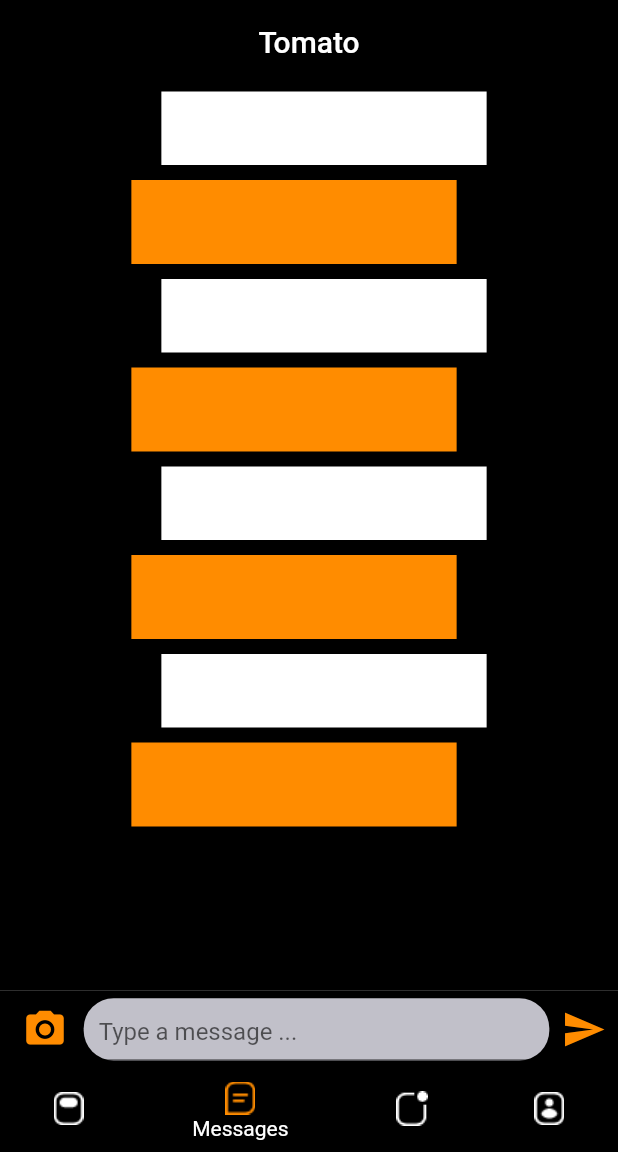
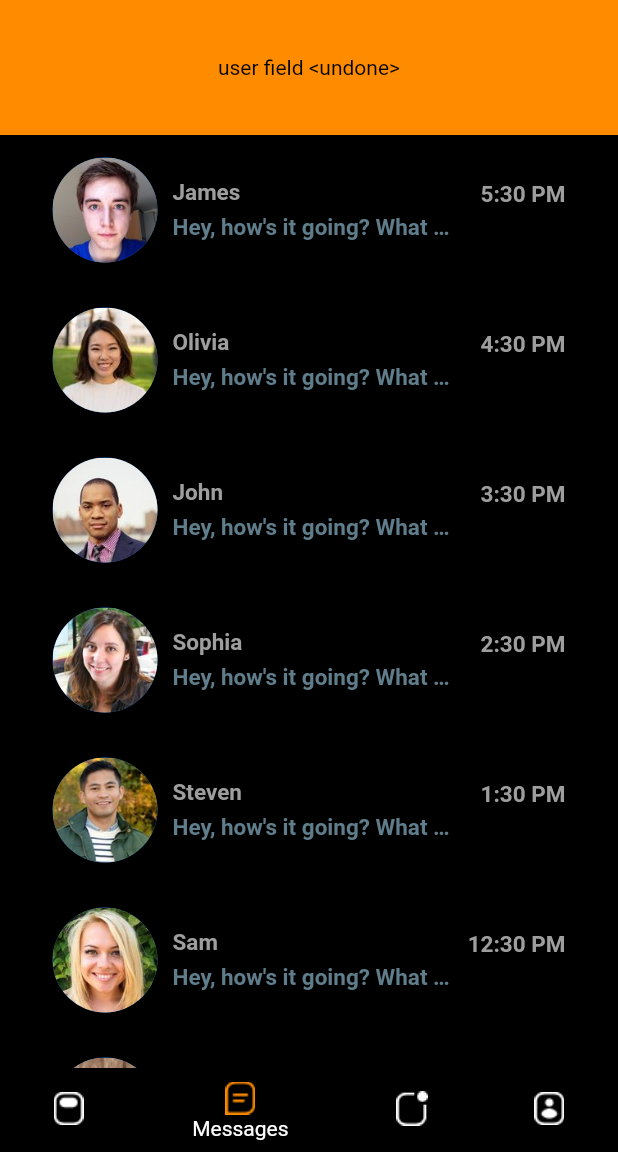
Before and after one commit to tinhpt38/tinder_clone_flutter2, a Flutter app: the screen it shows after launch, item 2 of the bottom bar chosen, on a phone screen of 412 x 824 dp, the part 84-1236 px from its top. Run offline on Flutter 3.47's test engine with Material 2 defaults, Android fonts, the phone set to English and light mode, and no system bars; our stand-ins replace tcard.

Commit message:
message page init
done message part nhưng luồng dữ liệu đi sai

```diff
--- a/lib/main.dart
+++ b/lib/main.dart
@@ -6,7 +6,7 @@ import 'package:tinder_clone_flutter2/values/app_color.dart';
 void main() {
   SystemChrome.setSystemUIOverlayStyle(SystemUiOverlayStyle(
     systemNavigationBarColor: AppColors.black, // navigation bar color
-    statusBarColor: AppColors.white, // status bar color
+    statusBarColor: AppColors.black, // status bar color
   ));
   runApp(MyApp());
 }
--- /dev/null
+++ b/lib/models/message_model.dart
@@ -0,0 +1,131 @@
+import 'package:tinder_clone_flutter2/models/user_model.dart';
+
+class Message {
+  final User sender;
+  final String
+      time; // Would usually be type DateTime or Firebase Timestamp in production apps
+  final String text;
+
+  Message({
+    required this.sender,
+    required this.time,
+    required this.text,
+  });
+}
+
+// YOU - current user
+final User currentUser = User(
+  id: 0,
+  name: 'Current User',
+  imageUrl: 'assets/images/greg.jpg',
+);
+
+// USERS
+final User greg = User(
+  id: 1,
+  name: 'Greg',
+  imageUrl: 'assets/images/greg.jpg',
+);
+final User james = User(
+  id: 2,
+  name: 'James',
+  imageUrl: 'assets/images/james.jpg',
+);
+final User john = User(
+  id: 3,
+  name: 'John',
+  imageUrl: 'assets/images/john.jpg',
+);
+final User olivia = User(
+  id: 4,
+  name: 'Olivia',
+  imageUrl: 'assets/images/olivia.jpg',
+);
+final User sam = User(
+  id: 5,
+  name: 'Sam',
+  imageUrl: 'assets/images/sam.jpg',
+);
+final User sophia = User(
+  id: 6,
+  name: 'Sophia',
+  imageUrl: 'assets/images/sophia.jpg',
+);
+final User steven = User(
+  id: 7,
+  name: 'Steven',
+  imageUrl: 'assets/images/steven.jpg',
+);
+
+// EXAMPLE CHATS ON HOME SCREEN
+List<Message> chats = [
+  Message(
+    sender: james,
+    time: '5:30 PM',
+    text: 'Hey, how\'s it going? What did you do today?',
+  ),
+  Message(
+    sender: olivia,
+    time: '4:30 PM',
+    text: 'Hey, how\'s it going? What did you do today?',
+  ),
+  Message(
+    sender: john,
+    time: '3:30 PM',
+    text: 'Hey, how\'s it going? What did you do today?',
+  ),
+  Message(
+    sender: sophia,
+    time: '2:30 PM',
+    text: 'Hey, how\'s it going? What did you do today?',
+  ),
+  Message(
+    sender: steven,
+    time: '1:30 PM',
+    text: 'Hey, how\'s it going? What did you do today?',
+  ),
+  Message(
+    sender: sam,
+    time: '12:30 PM',
+    text: 'Hey, how\'s it going? What did you do today?',
+  ),
+  Message(
+    sender: greg,
+    time: '11:30 AM',
+    text: 'Hey, how\'s it going? What did you do today?',
+  ),
+];
+
+// EXAMPLE MESSAGES IN CHAT SCREEN
+List<Message> messages = [
+  Message(
+    sender: james,
+    time: '5:30 PM',
+    text: 'Hey, how\'s it going? What did you do today?',
+  ),
+  Message(
+    sender: currentUser,
+    time: '4:30 PM',
+    text: 'Just walked my doge. She was super duper cute. The best one!!',
+  ),
+  Message(
+    sender: james,
+    time: '3:45 PM',
+    text: 'How\'s the doggo?',
+  ),
+  Message(
+    sender: james,
+    time: '3:15 PM',
+    text: 'All the food',
+  ),
+  Message(
+    sender: currentUser,
+    time: '2:30 PM',
+    text: 'Nice! What kind of food did you eat?',
+  ),
+  Message(
+    sender: james,
+    time: '2:00 PM',
+    text: 'I ate so much food today.',
+  ),
+];
--- /dev/null
+++ b/lib/models/user_model.dart
@@ -0,0 +1,11 @@
+class User {
+  final int id;
+  final String name;
+  final String imageUrl;
+
+  User({
+    required this.id,
+    required this.name,
+    required this.imageUrl,
+  });
+}
--- a/lib/pages/home_page.dart
+++ b/lib/pages/home_page.dart
@@ -79,6 +79,9 @@ class _HomePageState extends State<HomePage> with TickerProviderStateMixin {
     "Jack",
   ];
 
+
+  // final Message chat = chats[index];
+
   @override
   void dispose() {
     // _animationControllerLeft!.dispose();
--- a/lib/pages/message_page.dart
+++ b/lib/pages/message_page.dart
@@ -1,128 +1,58 @@
 import 'package:flutter/material.dart';
 import 'package:tinder_clone_flutter2/values/app_color.dart';
-import 'package:tinder_clone_flutter2/values/textstyle.dart';
+import 'package:tinder_clone_flutter2/widgets/recent_chat.dart';
 
-class MessagesPage extends StatefulWidget {
+class MessagePage extends StatefulWidget {
   @override
-  _MessagesPageState createState() => _MessagesPageState();
+  _MessagePageState createState() => _MessagePageState();
 }
 
-class _MessagesPageState extends State<MessagesPage> {
-  Widget friendMessage(String txt) {
-    return Padding(
-      padding: EdgeInsets.only(top: 5, bottom: 5, left: 20),
-      child: Container(
-        width: MediaQuery.of(context).size.width / 1.9,
-        color: AppColors.white,
-        child: Padding(
-          padding: EdgeInsets.only(top: 15, bottom: 15, left: 15),
-          child: Text(
-            txt,
-            style: TxtStyle.smallBlackText,
-          ),
-        ),
-      ),
-    );
-  }
-
-  Widget myMessage(String txt) {
-    return Padding(
-      padding: EdgeInsets.only(top: 5, bottom: 5, right: 20),
-      child: Container(
-        width: MediaQuery.of(context).size.width / 1.9,
-        color: AppColors.activeColor,
-        child: Padding(
-          padding: EdgeInsets.only(top: 15, bottom: 15, left: 15),
-          child: Text(
-            txt,
-            style: TxtStyle.smallWhiteText,
-          ),
-        ),
-      ),
-    );
-  }
-
+class _MessagePageState extends State<MessagePage> {
   @override
   Widget build(BuildContext context) {
-    return SafeArea(
-      child: Scaffold(
-        appBar: AppBar(
-          title: Text('Tomato'),
-          centerTitle: true,
-          backgroundColor: AppColors.black,
-          elevation: 0.0,
-        ),
-        body: Container(
-            color: AppColors.black,
+    return Scaffold(
+      backgroundColor: AppColors.black,
+      // appBar: AppBar(
+      //   leading: IconButton(
+      //     icon: Icon(Icons.menu),
+      //     iconSize: 30.0,
+      //     color: Colors.white,
+      //     onPressed: () {},
+      //   ),
+      //   title: Text(
+      //     'Chats',
+      //     style: TextStyle(
+      //       fontSize: 28.0,
+      //       fontWeight: FontWeight.bold,
+      //     ),
+      //   ),
+      //   elevation: 0.0,
+      //   actions: <Widget>[
+      //     IconButton(
+      //       icon: Icon(Icons.search),
+      //       iconSize: 30.0,
+      //       color: Colors.white,
+      //       onPressed: () {},
+      //     ),
+      //   ],
+      // ),
+      body: Column(
+        children: <Widget>[
+          Container(
+            height: 90,
             width: MediaQuery.of(context).size.width,
-            height: MediaQuery.of(context).size.height,
-            child: SingleChildScrollView(
-              scrollDirection: Axis.vertical,
-              child: Column(
-                // crossAxisAlignment: CrossAxisAlignment.stretch,
-                children: [
-                  friendMessage(''),
-                  myMessage(''),
-                  friendMessage(''),
-                  myMessage(''),
-                  friendMessage(''),
-                  myMessage(''),
-                  friendMessage(''),
-                  myMessage(''),
-                ],
-              ),
-            )),
-        bottomNavigationBar: Container(
-          width: MediaQuery.of(context).size.width,
-          height: MediaQuery.of(context).size.width / 8,
-          color: Colors.black,
-          child: Row(
-            children: [
-              Expanded(
-                // flex: 1,
-                child: Padding(
-                    padding: EdgeInsets.symmetric(horizontal: 15),
-                    child: GestureDetector(
-                        onTap: () {},
-                        child: Icon(
-                          Icons.camera_alt,
-                          color: AppColors.activeColor,
-                          size: 30,
-                        ))),
-              ),
-              Expanded(
-                flex: 7,
-                child: Padding(
-                  padding: EdgeInsets.only(top: 5, bottom: 5, left: 10),
-                  child: Container(
-                    decoration: BoxDecoration(
-                      color: AppColors.grey,
-                      borderRadius: BorderRadius.circular(20),
-                    ),
-                    child: Padding(
-                      padding: EdgeInsets.symmetric(horizontal: 10),
-                      child: TextField(
-                        decoration: InputDecoration(
-                          hintText: 'Type a message \... ',
-                        ),
-                      ),
-                    ),
-                  ),
+            color: AppColors.activeColor,
+            child: Center(
+              child: Text(
+                'user field <undone>',
+                style: TextStyle(
+                  color: AppColors.black
                 ),
               ),
-              Expanded(
-                // flex: 1,
-                child: GestureDetector(
-                    onTap: () {},
-                    child: Icon(
-                      Icons.send,
-                      color: AppColors.activeColor,
-                      size: 30,
-                    )),
-              ),
-            ],
+            ),
           ),
-        ),
+          RecentChats(),
+        ],
       ),
     );
   }
--- a/lib/pages/root_page.dart
+++ b/lib/pages/root_page.dart
@@ -13,7 +13,7 @@ class RootPage extends StatefulWidget {
 class _RootPageState extends State<RootPage> {
   List<Widget> _pages = [
     HomePage(),
-    MessagesPage(),
+    MessagePage(),
     NotificationsPage(),
     ProfilesPage()
   ];
@@ -25,6 +25,7 @@ class _RootPageState extends State<RootPage> {
     return Scaffold(
       backgroundColor: AppColors.black,
       appBar: AppBar(
+        brightness: Brightness.dark,
           title: Text("Find Match"),
           centerTitle: true,
           backgroundColor: AppColors.black,
@@ -79,6 +80,9 @@ class _RootPageState extends State<RootPage> {
                 color: AppColors.activeColor,
               )),
         ],
+        selectedLabelStyle: TextStyle(
+            color: AppColors.activeColor
+        ),
         currentIndex: _index,
       ),
     );
--- /dev/null
+++ b/lib/widgets/recent_chat.dart
@@ -0,0 +1,104 @@
+import 'package:flutter/material.dart';
+import 'package:tinder_clone_flutter2/models/message_model.dart';
+import 'package:tinder_clone_flutter2/pages/inbox.dart';
+import 'package:tinder_clone_flutter2/values/app_color.dart';
+
+class RecentChats extends StatelessWidget {
+  @override
+  Widget build(BuildContext context) {
+    return Expanded(
+      child: Container(
+        decoration: BoxDecoration(
+          color: AppColors.black,
+          borderRadius: BorderRadius.only(
+            topLeft: Radius.circular(30.0),
+            topRight: Radius.circular(30.0),
+          ),
+        ),
+        // child: ClipRRect(
+        //   borderRadius: BorderRadius.only(
+        //     topLeft: Radius.circular(30.0),
+        //     topRight: Radius.circular(30.0),
+        //   ),
+        //   child:
+        child: ListView.builder(
+          itemCount: chats.length,
+          itemBuilder: (BuildContext context, int index) {
+            final Message chat = chats[index];
+            return GestureDetector(
+              onTap: () => Navigator.push(
+                context,
+                MaterialPageRoute(
+                  builder: (_) => InboxPage(
+                    user: chat.sender,
+                  ),
+                ),
+              ),
+              child: Container(
+                margin: EdgeInsets.symmetric(vertical: 5, horizontal: 15),
+                padding: EdgeInsets.symmetric(horizontal: 20.0, vertical: 10.0),
+                decoration: BoxDecoration(
+                  color: AppColors.black, //note this
+                ),
+                child: Row(
+                  mainAxisAlignment: MainAxisAlignment.spaceBetween,
+                  children: <Widget>[
+                    Row(
+                      children: <Widget>[
+                        CircleAvatar(
+                          radius: 35.0,
+                          backgroundImage: AssetImage(chat.sender.imageUrl),
+                        ),
+                        SizedBox(width: 10.0),
+                        Column(
+                          crossAxisAlignment: CrossAxisAlignment.start,
+                          children: <Widget>[
+                            Text(
+                              chat.sender.name,
+                              style: TextStyle(
+                                color: Colors.grey,
+                                fontSize: 15.0,
+                                fontWeight: FontWeight.bold,
+                              ),
+                            ),
+                            SizedBox(height: 5.0),
+                            Container(
+                              width: MediaQuery.of(context).size.width * 0.45,
+                              child: Text(
+                                chat.text,
+                                style: TextStyle(
+                                  color: Colors.blueGrey,
+                                  fontSize: 15.0,
+                                  fontWeight: FontWeight.w600,
+                                ),
+                                overflow: TextOverflow.ellipsis,
+                              ),
+                            ),
+                          ],
+                        ),
+                      ],
+                    ),
+                    Column(
+                      children: <Widget>[
+                        Text(
+                          chat.time,
+                          style: TextStyle(
+                            color: Colors.grey,
+                            fontSize: 15.0,
+                            fontWeight: FontWeight.bold,
+                          ),
+                        ),
+                        SizedBox(height: 5.0),
+                        Text('')
+                      ],
+                    ),
+                  ],
+                ),
+              ),
+            );
+          },
+        ),
+      ),
+    );
+  }
+}
```
Also changed, not shown: lib/pages/inbox.dart (added, +148 -0 lines), lib/pages/user_profile.dart (+17 -6 lines), lib/widgets/match_noti_card.dart (+11 -6 lines), assets/images/greg.jpg (added), assets/images/james.jpg (added), assets/images/john.jpg (added), assets/images/olivia.jpg (added), assets/images/sam.jpg (added), assets/images/sophia.jpg (added), assets/images/steven.jpg (added).
